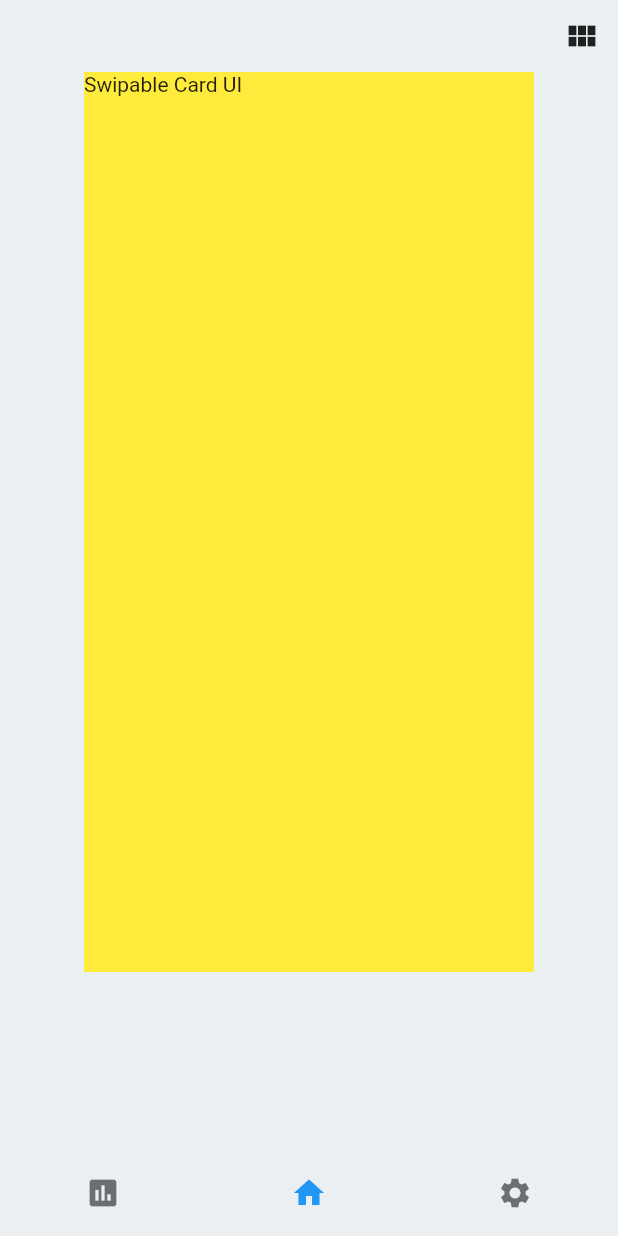
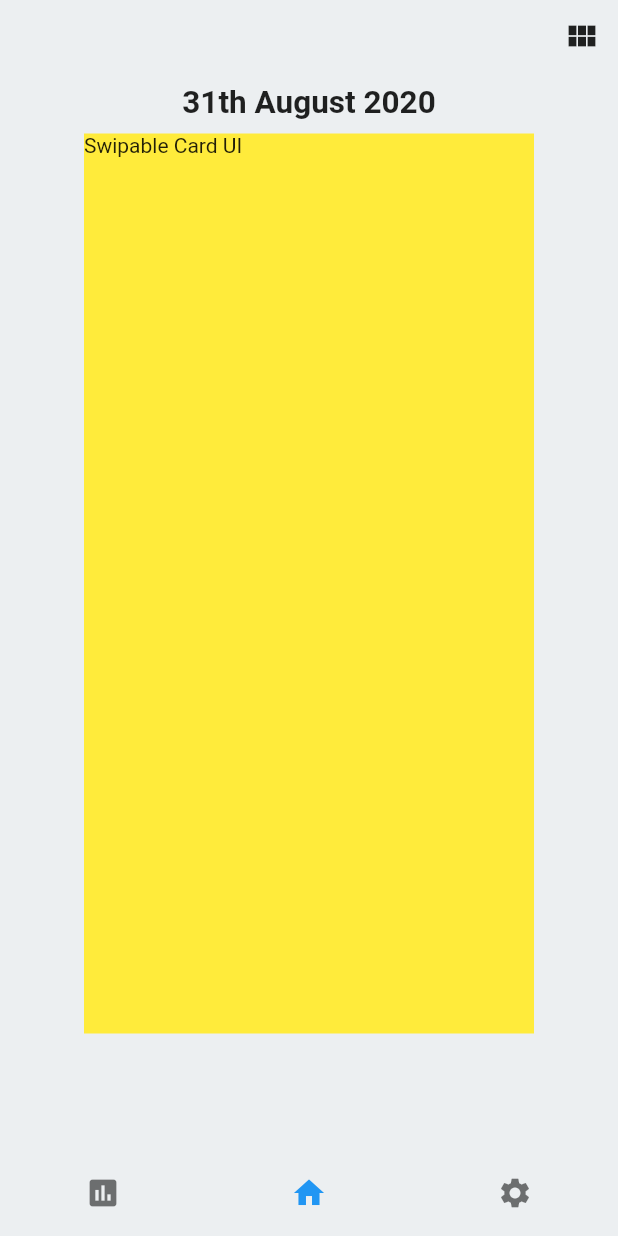
Before and after one commit to kyo-waku/Chobit, a Flutter app: the screen it shows after launch, item 2 of the bottom bar chosen, on a phone screen of 412 x 824 dp. Run offline on Flutter 3.47's test engine with Material 2 defaults, Android fonts, the phone set to English and light mode, and no system bars.

Commit message:
カード画面の上に日付を追加

```diff
--- a/lib/card.dart
+++ b/lib/card.dart
@@ -30,6 +30,16 @@ class _CardWidgetState extends State<CardWidget> {
                   ? Icon(Icons.view_module)
                   : Icon(Icons.style),
               onPressed: _onCardViewModeTapped,
+            ),
+          ),
+          Padding(
+            padding: EdgeInsets.all(8.0),
+            child: Text(
+              '31th August 2020',
+              textAlign: TextAlign.center,
+              style: DefaultTextStyle.of(context)
+                  .style
+                  .apply(fontSizeFactor: 1.5, fontWeightDelta: 2),
             ),
           ),
           _cardViewMode == 0 ? SwipableCardWidget() : ArrangedCardWidget()
```
